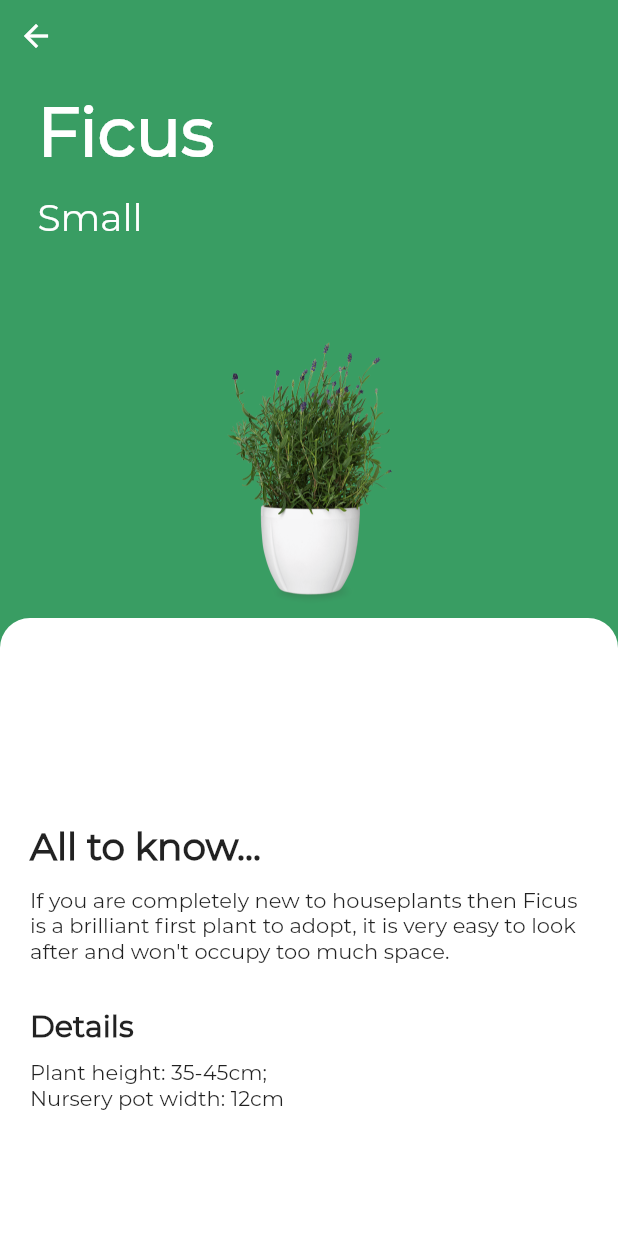
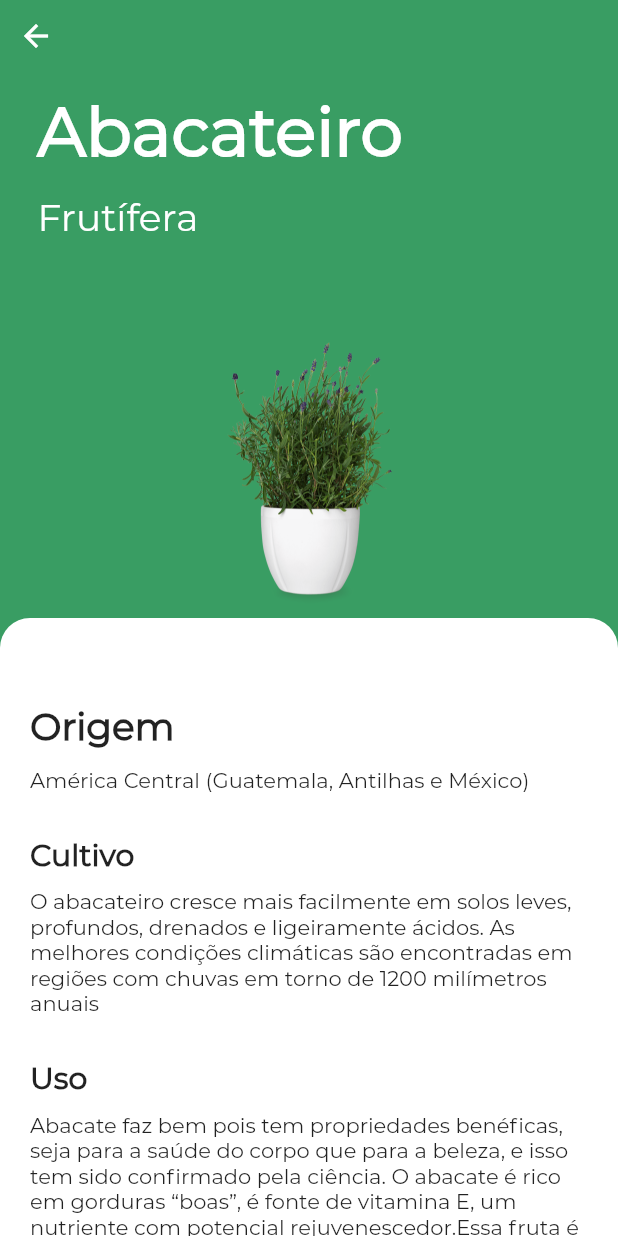
Before and after one commit to vitorsorato/garden_flutter, a Flutter app: the screen it shows after launch, after a tap on "OUTDOOR", on a phone screen of 412 x 824 dp. Run offline on Flutter 3.47's test engine with Material 2 defaults, Android fonts, the phone set to English and light mode, and no system bars; project files that could hold a hidden picture were left out.

Commit message:
atualizacao detalhes planta

```diff
--- a/lib/plantdetail.dart
+++ b/lib/plantdetail.dart
@@ -1,4 +1,5 @@
 import 'package:flutter/material.dart';
+
 
 class PlantDetail extends StatelessWidget {
   @override
@@ -35,14 +36,13 @@ class PlantDetail extends StatelessWidget {
                   },
                 ),
               ),
-
               Padding(
                 padding: EdgeInsets.only(left: 25.0, top: 60.0),
                 child: Column(
                   crossAxisAlignment: CrossAxisAlignment.start,
                   children: <Widget>[
                     Text(
-                      'Ficus',
+                      'Abacateiro',
                       style: TextStyle(
                           fontFamily: 'Montserrat',
                           fontSize: 45.0,
@@ -51,14 +51,13 @@ class PlantDetail extends StatelessWidget {
                     ),
                     SizedBox(height: 15.0),
                     Text(
-                      'Small',
+                      'Frutífera',
                       style: TextStyle(
                           fontFamily: 'Montserrat',
                           fontSize: 25.0,
                           fontWeight: FontWeight.w300,
                           color: Colors.white),
                     ),
-                    SizedBox(height: 10.0),
                   ],
                 ),
               ),
@@ -73,14 +72,15 @@ class PlantDetail extends StatelessWidget {
               ),
               Padding(
                   padding: EdgeInsets.only(
-                      top: MediaQuery.of(context).size.height - 275.0,
+                      top: MediaQuery.of(context).size.height - 355.0,
                       left: 20.0,
-                      right: 15.0),
+                      right: 15.0,
+                      bottom: 30.0),
                   child: Column(
                     crossAxisAlignment: CrossAxisAlignment.start,
                     children: <Widget>[
                       Text(
-                        'All to know...',
+                        'Origem',
                         style: TextStyle(
                             fontFamily: 'Montserrat',
                             fontSize: 25.0,
@@ -88,7 +88,7 @@ class PlantDetail extends StatelessWidget {
                       ),
                       SizedBox(height: 12.0),
                       Text(
-                        'If you are completely new to houseplants then Ficus is a brilliant first plant to adopt, it is very easy to look after and won\'t occupy too much space.',
+                        'América Central (Guatemala, Antilhas e México)',
                         style: TextStyle(
                           fontFamily: 'Montserrat',
                           fontSize: 14.0,
@@ -96,7 +96,7 @@ class PlantDetail extends StatelessWidget {
                       ),
                       SizedBox(height: 30.0),
                       Text(
-                        'Details',
+                        'Cultivo',
                         style: TextStyle(
                             fontFamily: 'Montserrat',
                             fontSize: 20.0,
@@ -104,17 +104,27 @@ class PlantDetail extends StatelessWidget {
                       ),
                       SizedBox(height: 10.0),
                       Text(
-                        'Plant height: 35-45cm;',
+                        'O abacateiro cresce mais facilmente em solos leves, profundos, drenados e ligeiramente ácidos. As melhores condições climáticas são encontradas em regiões com chuvas em torno de 1200 milímetros anuais',
                         style: TextStyle(
                           fontFamily: 'Montserrat',
                           fontSize: 14.0,
                         ),
                       ),
+                      SizedBox(height: 30.0),
                       Text(
-                        'Nursery pot width: 12cm',
+                        'Uso',
+                        style: TextStyle(
+                            fontFamily: 'Montserrat',
+                            fontSize: 20.0,
+                            fontWeight: FontWeight.w600),
+                      ),
+                      SizedBox(height: 10.0, ),
+                      Text(
+                        'Abacate faz bem pois tem propriedades benéficas, seja para a saúde do corpo que para a beleza, e isso tem sido confirmado pela ciência. O abacate é rico em gorduras “boas”, é fonte de vitamina E, um nutriente com potencial rejuvenescedor.Essa fruta é de fácil digestão, é rica em sais minerais, fornece a energia que precisamos para encarar o dia, principalmente se for consumida de manhã. As gorduras e os óleos do abacate servem também para tratamentos de beleza da pele e dos cabelos',
                         style: TextStyle(
                           fontFamily: 'Montserrat',
                           fontSize: 14.0,
+
                         ),
                       ),
                     ],
```
